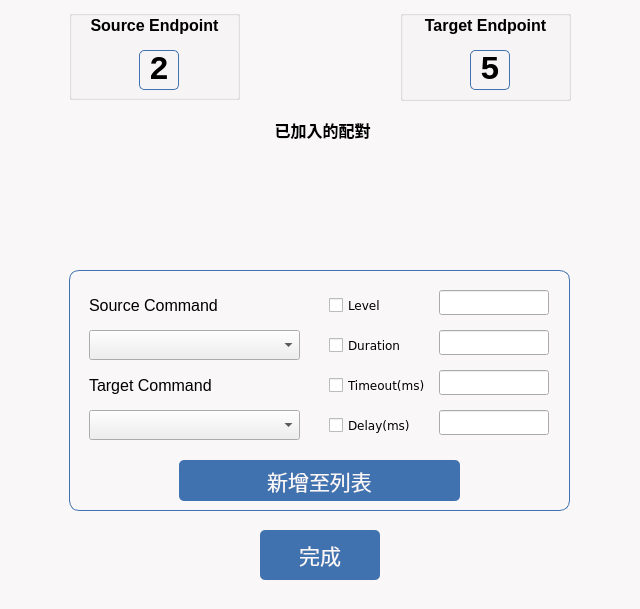
This is UI/pair_window.ui in CYL-Ken/pair_tool as Qt 5 draws it before an edit. The edited form follows.
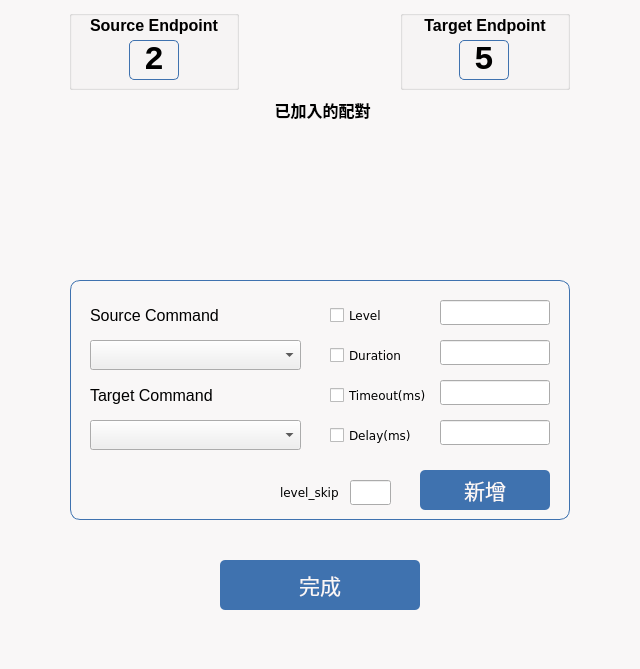
This is the edited form.

Diff of the .ui file:
```diff
--- a/UI/pair_window.ui
+++ b/UI/pair_window.ui
@@ -7,7 +7,7 @@
     <x>0</x>
     <y>0</y>
     <width>640</width>
-    <height>609</height>
+    <height>669</height>
    </rect>
   </property>
   <property name="windowTitle">
@@ -30,9 +30,9 @@
   <widget class="QPushButton" name="confirm">
    <property name="geometry">
     <rect>
-     <x>260</x>
-     <y>530</y>
-     <width>120</width>
+     <x>220</x>
+     <y>560</y>
+     <width>200</width>
      <height>50</height>
     </rect>
    </property>
@@ -71,8 +71,8 @@
     <rect>
      <x>400</x>
      <y>10</y>
-     <width>171</width>
-     <height>91</height>
+     <width>170</width>
+     <height>80</height>
     </rect>
    </property>
    <property name="title">
@@ -81,9 +81,9 @@
    <widget class="QLabel" name="target_channel">
     <property name="geometry">
      <rect>
-      <x>70</x>
-      <y>40</y>
-      <width>40</width>
+      <x>59</x>
+      <y>30</y>
+      <width>50</width>
       <height>40</height>
      </rect>
     </property>
@@ -110,7 +110,7 @@
      <rect>
       <x>0</x>
       <y>0</y>
-      <width>171</width>
+      <width>170</width>
       <height>30</height>
      </rect>
     </property>
@@ -135,8 +135,8 @@
     <rect>
      <x>69</x>
      <y>10</y>
-     <width>171</width>
-     <height>90</height>
+     <width>170</width>
+     <height>80</height>
     </rect>
    </property>
    <property name="styleSheet">
@@ -148,9 +148,9 @@
    <widget class="QLabel" name="source_channel">
     <property name="geometry">
      <rect>
-      <x>70</x>
-      <y>40</y>
-      <width>40</width>
+      <x>60</x>
+      <y>30</y>
+      <width>50</width>
       <height>40</height>
      </rect>
     </property>
@@ -177,7 +177,7 @@
      <rect>
       <x>0</x>
       <y>0</y>
-      <width>171</width>
+      <width>170</width>
       <height>30</height>
      </rect>
     </property>
@@ -201,9 +201,9 @@
    <property name="geometry">
     <rect>
      <x>20</x>
-     <y>110</y>
+     <y>90</y>
      <width>600</width>
-     <height>150</height>
+     <height>171</height>
     </rect>
    </property>
    <property name="font">
@@ -237,10 +237,10 @@
   <widget class="QGroupBox" name="input_group">
    <property name="geometry">
     <rect>
-     <x>69</x>
-     <y>270</y>
-     <width>501</width>
-     <height>241</height>
+     <x>70</x>
+     <y>280</y>
+     <width>500</width>
+     <height>240</height>
     </rect>
    </property>
    <property name="styleSheet">
@@ -255,10 +255,10 @@
    <widget class="QPushButton" name="add">
     <property name="geometry">
      <rect>
-      <x>110</x>
+      <x>350</x>
       <y>190</y>
-      <width>281</width>
-      <height>41</height>
+      <width>130</width>
+      <height>40</height>
      </rect>
     </property>
     <property name="font">
@@ -288,7 +288,7 @@
 </string>
     </property>
     <property name="text">
-     <string>新增至列表</string>
+     <string>新增</string>
     </property>
    </widget>
    <widget class="QLabel" name="label">
@@ -465,6 +465,34 @@
      </rect>
     </property>
    </widget>
+   <widget class="QLabel" name="label_2">
+    <property name="geometry">
+     <rect>
+      <x>210</x>
+      <y>200</y>
+      <width>61</width>
+      <height>25</height>
+     </rect>
+    </property>
+    <property name="font">
+     <font>
+      <family>Verdana</family>
+     </font>
+    </property>
+    <property name="text">
+     <string>level_skip</string>
+    </property>
+   </widget>
+   <widget class="QLineEdit" name="level_skip_edit">
+    <property name="geometry">
+     <rect>
+      <x>280</x>
+      <y>200</y>
+      <width>41</width>
+      <height>25</height>
+     </rect>
+    </property>
+   </widget>
   </widget>
  </widget>
  <resources/>
```
